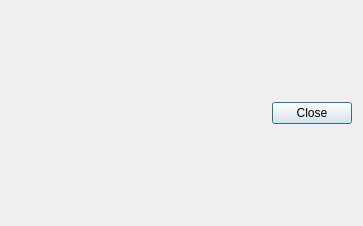
Above: imagejockey/vardecomp/variographicdecompositiondialog.ui from PauloCarvalhoRJ/gammaray before the change. Below: the same form after it.
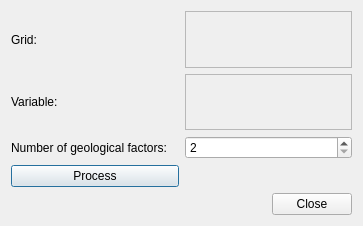
That is the form after the change.

Diff of the .ui file:
```diff
--- a/imagejockey/vardecomp/variographicdecompositiondialog.ui
+++ b/imagejockey/vardecomp/variographicdecompositiondialog.ui
@@ -15,7 +15,65 @@
   </property>
   <layout class="QVBoxLayout" name="verticalLayout">
    <item>
-    <layout class="QHBoxLayout" name="horizontalLayout"/>
+    <layout class="QGridLayout" name="gridLayout">
+     <item row="0" column="0">
+      <widget class="QLabel" name="label">
+       <property name="text">
+        <string>Grid:</string>
+       </property>
+      </widget>
+     </item>
+     <item row="0" column="1">
+      <widget class="QFrame" name="frmGridSelectorPlaceholder">
+       <property name="frameShape">
+        <enum>QFrame::StyledPanel</enum>
+       </property>
+       <property name="frameShadow">
+        <enum>QFrame::Raised</enum>
+       </property>
+       <layout class="QVBoxLayout" name="verticalLayout_2"/>
+      </widget>
+     </item>
+     <item row="4" column="0">
+      <widget class="QPushButton" name="btnProcess">
+       <property name="text">
+        <string>Process</string>
+       </property>
+      </widget>
+     </item>
+     <item row="1" column="0">
+      <widget class="QLabel" name="label_2">
+       <property name="text">
+        <string>Variable:</string>
+       </property>
+      </widget>
+     </item>
+     <item row="1" column="1">
+      <widget class="QFrame" name="frmAttributeSelectorPlaceholder">
+       <property name="frameShape">
+        <enum>QFrame::StyledPanel</enum>
+       </property>
+       <property name="frameShadow">
+        <enum>QFrame::Raised</enum>
+       </property>
+       <layout class="QVBoxLayout" name="verticalLayout_3"/>
+      </widget>
+     </item>
+     <item row="2" column="0">
+      <widget class="QLabel" name="label_3">
+       <property name="text">
+        <string>Number of geological factors:</string>
+       </property>
+      </widget>
+     </item>
+     <item row="2" column="1">
+      <widget class="QSpinBox" name="spinNumberOfGeologicalFactors">
+       <property name="minimum">
+        <number>2</number>
+       </property>
+      </widget>
+     </item>
+    </layout>
    </item>
    <item>
     <widget class="QDialogButtonBox" name="buttonBox">
```
Left out of the diff: 31 changed lines with no effect on the pictures.
